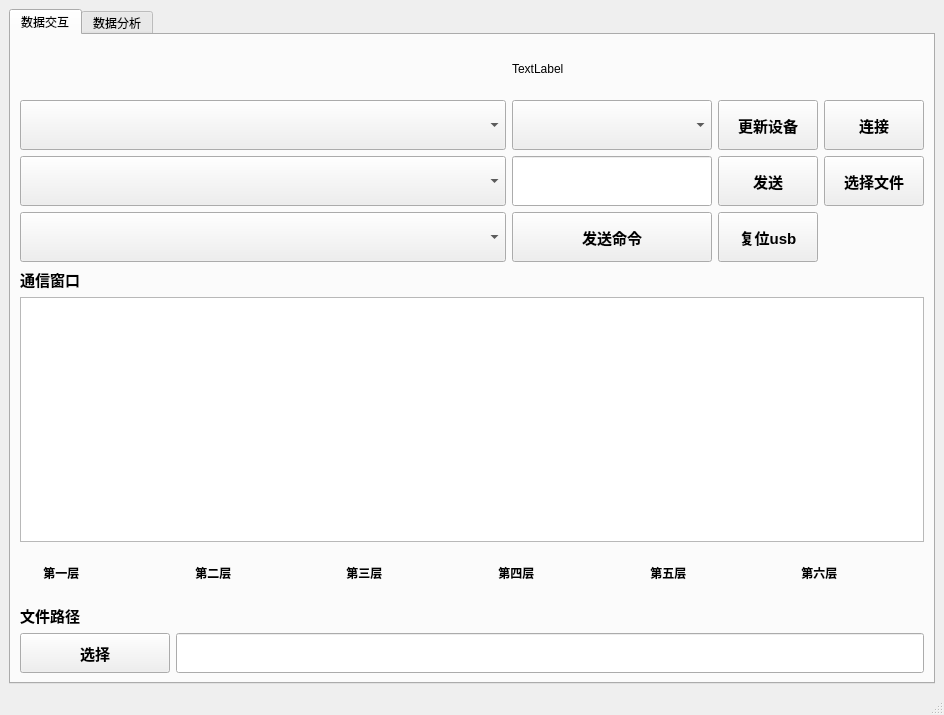
jw-1404/usb_app2, file usb.ui: the form before one commit.
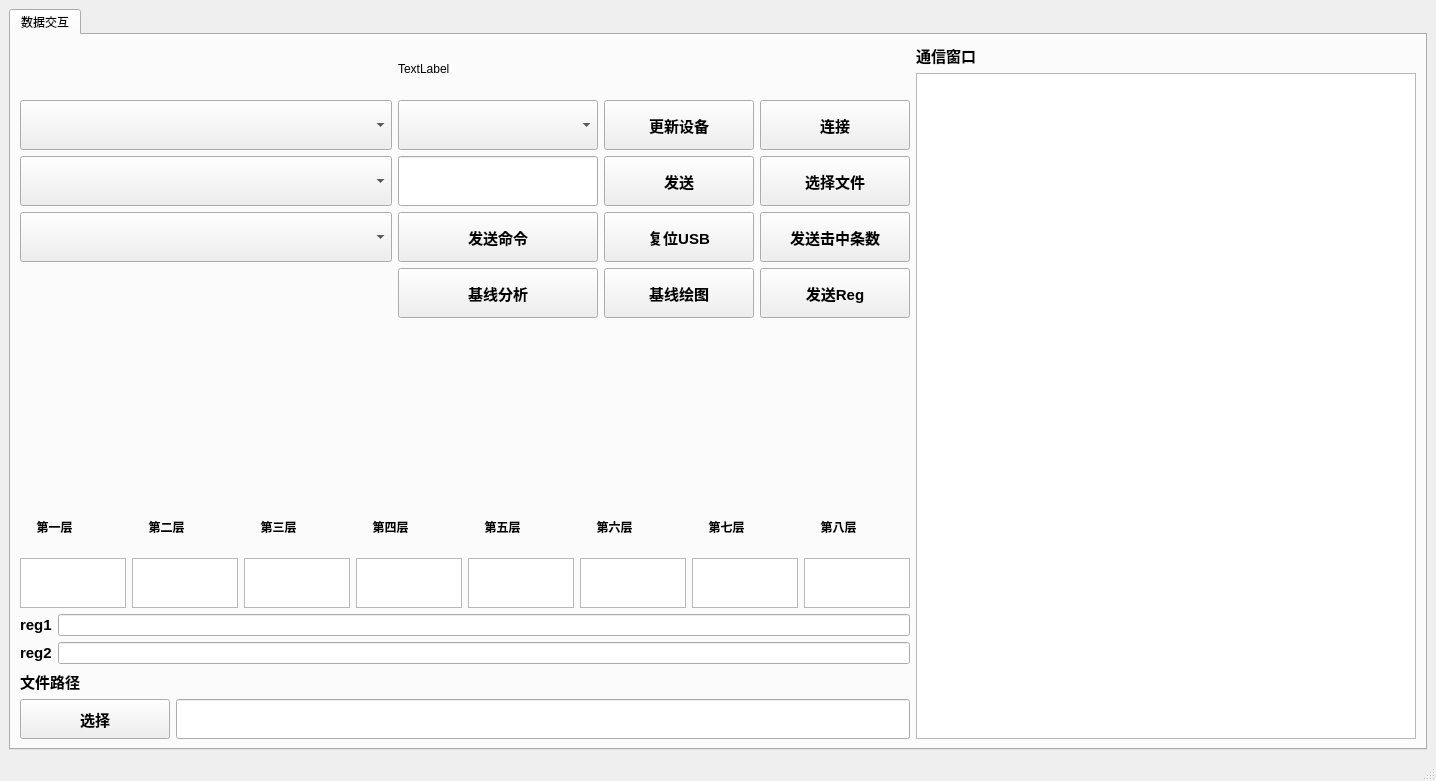
The form after the commit. The open tabs and pages were chosen to show the change. Icons and pictures are not drawn.

```diff
--- a/usb.ui
+++ b/usb.ui
@@ -6,8 +6,8 @@
    <rect>
     <x>0</x>
     <y>0</y>
-    <width>944</width>
-    <height>715</height>
+    <width>1436</width>
+    <height>781</height>
    </rect>
   </property>
   <property name="minimumSize">
@@ -28,15 +28,203 @@
     <item>
      <widget class="QTabWidget" name="tabWidget">
       <property name="currentIndex">
-       <number>1</number>
+       <number>0</number>
       </property>
       <widget class="QWidget" name="tab">
        <attribute name="title">
         <string>数据交互</string>
        </attribute>
-       <layout class="QVBoxLayout" name="verticalLayout">
+       <layout class="QHBoxLayout" name="horizontalLayout_12">
         <item>
+         <layout class="QGridLayout" name="gridLayout_6">
+          <item row="2" column="0">
+           <layout class="QHBoxLayout" name="horizontalLayout_5"/>
+          </item>
+          <item row="0" column="0">
          <layout class="QGridLayout" name="gridLayout">
+            <item row="3" column="1">
+             <widget class="QPushButton" name="button_command_send">
+              <property name="enabled">
+               <bool>true</bool>
+              </property>
+              <property name="minimumSize">
+               <size>
+                <width>0</width>
+                <height>50</height>
+               </size>
+              </property>
+              <property name="font">
+               <font>
+                <pointsize>11</pointsize>
+                <weight>75</weight>
+                <bold>true</bold>
+               </font>
+              </property>
+              <property name="text">
+               <string>发送命令</string>
+              </property>
+             </widget>
+            </item>
+            <item row="2" column="2">
+             <widget class="QPushButton" name="button_send">
+              <property name="minimumSize">
+               <size>
+                <width>0</width>
+                <height>50</height>
+               </size>
+              </property>
+              <property name="font">
+               <font>
+                <pointsize>11</pointsize>
+                <weight>75</weight>
+                <bold>true</bold>
+               </font>
+              </property>
+              <property name="text">
+               <string>发送</string>
+              </property>
+             </widget>
+            </item>
+            <item row="2" column="1">
+             <widget class="QLineEdit" name="lineedit_for_send">
+              <property name="minimumSize">
+               <size>
+                <width>0</width>
+                <height>50</height>
+               </size>
+              </property>
+             </widget>
+            </item>
+            <item row="1" column="3">
+             <widget class="QPushButton" name="button_connect">
+              <property name="enabled">
+               <bool>true</bool>
+              </property>
+              <property name="minimumSize">
+               <size>
+                <width>100</width>
+                <height>50</height>
+               </size>
+              </property>
+              <property name="font">
+               <font>
+                <pointsize>11</pointsize>
+                <weight>75</weight>
+                <bold>true</bold>
+               </font>
+              </property>
+              <property name="text">
+               <string>连接</string>
+              </property>
+             </widget>
+            </item>
+            <item row="4" column="2">
+             <widget class="QPushButton" name="pushButton_analyze">
+              <property name="minimumSize">
+               <size>
+                <width>150</width>
+                <height>50</height>
+               </size>
+              </property>
+              <property name="font">
+               <font>
+                <pointsize>11</pointsize>
+                <weight>75</weight>
+                <bold>true</bold>
+               </font>
+              </property>
+              <property name="text">
+               <string>基线绘图</string>
+              </property>
+             </widget>
+            </item>
+            <item row="1" column="0">
+             <widget class="QComboBox" name="combox_device_lists">
+              <property name="minimumSize">
+               <size>
+                <width>50</width>
+                <height>50</height>
+               </size>
+              </property>
+             </widget>
+            </item>
+            <item row="2" column="3">
+             <widget class="QPushButton" name="button_config">
+              <property name="minimumSize">
+               <size>
+                <width>0</width>
+                <height>50</height>
+               </size>
+              </property>
+              <property name="font">
+               <font>
+                <pointsize>11</pointsize>
+                <weight>75</weight>
+                <bold>true</bold>
+               </font>
+              </property>
+              <property name="text">
+               <string>选择文件</string>
+              </property>
+             </widget>
+            </item>
+            <item row="2" column="0">
+             <widget class="QComboBox" name="comboBox123">
+              <property name="sizePolicy">
+               <sizepolicy hsizetype="Minimum" vsizetype="Minimum">
+                <horstretch>200</horstretch>
+                <verstretch>0</verstretch>
+               </sizepolicy>
+              </property>
+              <property name="minimumSize">
+               <size>
+                <width>100</width>
+                <height>50</height>
+               </size>
+              </property>
+             </widget>
+            </item>
+            <item row="3" column="3">
+             <widget class="QPushButton" name="button_send_custom_th">
+              <property name="minimumSize">
+               <size>
+                <width>150</width>
+                <height>50</height>
+               </size>
+              </property>
+              <property name="font">
+               <font>
+                <pointsize>11</pointsize>
+                <weight>75</weight>
+                <bold>true</bold>
+               </font>
+              </property>
+              <property name="text">
+               <string>发送击中条数</string>
+              </property>
+             </widget>
+            </item>
+            <item row="4" column="1">
+             <widget class="QPushButton" name="button_analyze">
+              <property name="minimumSize">
+               <size>
+                <width>150</width>
+                <height>50</height>
+               </size>
+              </property>
+              <property name="font">
+               <font>
+                <family>Adobe Ming Std</family>
+                <pointsize>11</pointsize>
+                <weight>75</weight>
+                <bold>true</bold>
+               </font>
+              </property>
+              <property name="text">
+               <string>基线分析</string>
+              </property>
+             </widget>
+            </item>
           <item row="1" column="2">
            <widget class="QPushButton" name="button_update">
             <property name="enabled">
@@ -51,6 +239,7 @@
             <property name="font">
              <font>
               <pointsize>11</pointsize>
+                <weight>75</weight>
               <italic>false</italic>
               <bold>true</bold>
              </font>
@@ -60,6 +249,50 @@
             </property>
            </widget>
           </item>
+            <item row="0" column="1">
+             <widget class="QLabel" name="label_time">
+              <property name="text">
+               <string>TextLabel</string>
+              </property>
+             </widget>
+            </item>
+            <item row="3" column="0">
+             <widget class="QComboBox" name="combox_commands">
+              <property name="minimumSize">
+               <size>
+                <width>0</width>
+                <height>50</height>
+               </size>
+              </property>
+              <property name="font">
+               <font>
+                <pointsize>13</pointsize>
+                <weight>75</weight>
+                <bold>true</bold>
+               </font>
+              </property>
+             </widget>
+            </item>
+            <item row="4" column="3">
+             <widget class="QPushButton" name="pushButton_send_regs">
+              <property name="minimumSize">
+               <size>
+                <width>0</width>
+                <height>50</height>
+               </size>
+              </property>
+              <property name="font">
+               <font>
+                <pointsize>11</pointsize>
+                <weight>75</weight>
+                <bold>true</bold>
+               </font>
+              </property>
+              <property name="text">
+               <string>发送Reg</string>
+              </property>
+             </widget>
+            </item>
           <item row="0" column="0">
            <widget class="QLabel" name="QLABEL">
             <property name="minimumSize">
@@ -76,8 +309,8 @@
             </property>
            </widget>
           </item>
-          <item row="2" column="3">
-           <widget class="QPushButton" name="button_config">
+            <item row="3" column="2">
+             <widget class="QPushButton" name="pushButton_reset_usb">
             <property name="minimumSize">
              <size>
               <width>0</width>
@@ -87,82 +320,12 @@
             <property name="font">
              <font>
               <pointsize>11</pointsize>
+                <weight>75</weight>
               <bold>true</bold>
              </font>
             </property>
             <property name="text">
-             <string>选择文件</string>
-            </property>
-           </widget>
-          </item>
-          <item row="3" column="0">
-           <widget class="QComboBox" name="combox_commands">
-            <property name="minimumSize">
-             <size>
-              <width>0</width>
-              <height>50</height>
-             </size>
-            </property>
-            <property name="font">
-             <font>
-              <pointsize>13</pointsize>
-              <bold>true</bold>
-             </font>
-            </property>
-           </widget>
-          </item>
-          <item row="2" column="1">
-           <widget class="QLineEdit" name="lineedit_for_send">
-            <property name="minimumSize">
-             <size>
-              <width>0</width>
-              <height>50</height>
-             </size>
-            </property>
-           </widget>
-          </item>
-          <item row="2" column="0">
-           <widget class="QComboBox" name="comboBox123">
-            <property name="sizePolicy">
-             <sizepolicy hsizetype="Minimum" vsizetype="Minimum">
-              <horstretch>200</horstretch>
-              <verstretch>0</verstretch>
-             </sizepolicy>
-            </property>
-            <property name="minimumSize">
-             <size>
-              <width>100</width>
-              <height>50</height>
-             </size>
-            </property>
-           </widget>
-          </item>
-          <item row="1" column="0">
-           <widget class="QComboBox" name="combox_device_lists">
-            <property name="minimumSize">
-             <size>
-              <width>50</width>
-              <height>50</height>
-             </size>
-            </property>
-           </widget>
-          </item>
-          <item row="2" column="2">
-           <widget class="QPushButton" name="button_send">
-            <property name="minimumSize">
-             <size>
-              <width>0</width>
-              <height>50</height>
-             </size>
-            </property>
-            <property name="font">
-             <font>
-              <pointsize>11</pointsize>
-              <bold>true</bold>
-             </font>
-            </property>
-            <property name="text">
-             <string>发送</string>
+               <string>复位USB</string>
             </property>
            </widget>
           </item>
@@ -182,242 +345,140 @@
             </property>
            </widget>
           </item>
-          <item row="3" column="1">
-           <widget class="QPushButton" name="button_command_send">
-            <property name="enabled">
-             <bool>true</bool>
-            </property>
+           </layout>
+          </item>
+          <item row="4" column="0">
+           <layout class="QGridLayout" name="gridLayout_4">
+            <item row="1" column="0">
+             <layout class="QHBoxLayout" name="horizontalLayout_4">
+              <item>
+               <widget class="QTextEdit" name="textEdit6">
             <property name="minimumSize">
              <size>
               <width>0</width>
-              <height>50</height>
-             </size>
-            </property>
-            <property name="font">
-             <font>
-              <pointsize>11</pointsize>
-              <bold>true</bold>
-             </font>
-            </property>
-            <property name="text">
-             <string>发送命令</string>
-            </property>
-           </widget>
-          </item>
-          <item row="1" column="3">
-           <widget class="QPushButton" name="button_connect">
-            <property name="enabled">
-             <bool>true</bool>
-            </property>
-            <property name="minimumSize">
+                  <height>10</height>
+                 </size>
+                </property>
+                <property name="maximumSize">
              <size>
-              <width>100</width>
+                  <width>16777215</width>
               <height>50</height>
              </size>
             </property>
-            <property name="font">
-             <font>
-              <pointsize>11</pointsize>
-              <bold>true</bold>
-             </font>
-            </property>
-            <property name="text">
-             <string>连接</string>
-            </property>
-           </widget>
-          </item>
-          <item row="0" column="1">
-           <widget class="QLabel" name="label_time">
-            <property name="text">
-             <string>TextLabel</string>
-            </property>
-           </widget>
-          </item>
-          <item row="3" column="2">
-           <widget class="QPushButton" name="pushButton_reset_usb">
+               </widget>
+              </item>
+              <item>
+               <widget class="QTextEdit" name="textEdit7">
             <property name="minimumSize">
              <size>
               <width>0</width>
+                  <height>10</height>
+                 </size>
+                </property>
+                <property name="maximumSize">
+                 <size>
+                  <width>16777215</width>
               <height>50</height>
              </size>
             </property>
-            <property name="font">
-             <font>
-              <pointsize>11</pointsize>
-              <bold>true</bold>
-             </font>
-            </property>
-            <property name="text">
-             <string>复位usb</string>
-            </property>
-           </widget>
-          </item>
-         </layout>
-        </item>
+               </widget>
+              </item>
         <item>
-         <widget class="QLabel" name="label">
+               <widget class="QTextEdit" name="textEdit8">
           <property name="minimumSize">
            <size>
             <width>0</width>
-            <height>20</height>
-           </size>
-          </property>
-          <property name="font">
-           <font>
-            <pointsize>11</pointsize>
-            <bold>true</bold>
-           </font>
-          </property>
-          <property name="text">
-           <string>通信窗口</string>
-          </property>
+                  <height>10</height>
+                 </size>
+                </property>
+                <property name="maximumSize">
+                 <size>
+                  <width>16777215</width>
+                  <height>50</height>
+                 </size>
+                </property>
          </widget>
         </item>
         <item>
-         <widget class="QTextEdit" name="text_logger">
-          <property name="sizePolicy">
-           <sizepolicy hsizetype="Expanding" vsizetype="Expanding">
-            <horstretch>0</horstretch>
-            <verstretch>0</verstretch>
-           </sizepolicy>
-          </property>
+               <widget class="QTextEdit" name="textEdit9">
           <property name="minimumSize">
            <size>
             <width>0</width>
-            <height>0</height>
-           </size>
-          </property>
-          <property name="readOnly">
-           <bool>true</bool>
-          </property>
-         </widget>
-        </item>
-        <item>
-         <layout class="QHBoxLayout" name="horizontalLayout_2">
-          <item>
-           <widget class="QLabel" name="label_1">
-            <property name="minimumSize">
+                  <height>10</height>
+                 </size>
+                </property>
+                <property name="maximumSize">
              <size>
-              <width>0</width>
+                  <width>16777215</width>
               <height>50</height>
              </size>
             </property>
-            <property name="font">
-             <font>
-              <bold>true</bold>
-             </font>
-            </property>
-            <property name="text">
-             <string>       第一层</string>
-            </property>
            </widget>
           </item>
           <item>
-           <widget class="QLabel" name="label_2">
+               <widget class="QTextEdit" name="textEdit10">
             <property name="minimumSize">
              <size>
               <width>0</width>
+                  <height>10</height>
+                 </size>
+                </property>
+                <property name="maximumSize">
+                 <size>
+                  <width>16777215</width>
               <height>50</height>
              </size>
             </property>
-            <property name="font">
-             <font>
-              <bold>true</bold>
-             </font>
-            </property>
-            <property name="text">
-             <string>       第二层</string>
-            </property>
            </widget>
           </item>
           <item>
-           <widget class="QLabel" name="label_3">
+               <widget class="QTextEdit" name="textEdit11">
             <property name="minimumSize">
              <size>
               <width>0</width>
               <height>50</height>
              </size>
             </property>
-            <property name="font">
-             <font>
-              <bold>true</bold>
-             </font>
-            </property>
-            <property name="text">
-             <string>       第三层</string>
-            </property>
-           </widget>
-          </item>
-          <item>
-           <widget class="QLabel" name="label_4">
-            <property name="minimumSize">
+                <property name="maximumSize">
              <size>
-              <width>0</width>
+                  <width>16777215</width>
               <height>50</height>
              </size>
             </property>
-            <property name="font">
-             <font>
-              <bold>true</bold>
-             </font>
-            </property>
-            <property name="text">
-             <string>       第四层</string>
-            </property>
            </widget>
           </item>
           <item>
-           <widget class="QLabel" name="label_5">
+               <widget class="QTextEdit" name="textEdit12">
             <property name="minimumSize">
              <size>
               <width>0</width>
+                  <height>10</height>
+                 </size>
+                </property>
+                <property name="maximumSize">
+                 <size>
+                  <width>16777215</width>
               <height>50</height>
              </size>
             </property>
-            <property name="font">
-             <font>
-              <bold>true</bold>
-             </font>
-            </property>
-            <property name="text">
-             <string>       第五层</string>
-            </property>
            </widget>
           </item>
           <item>
-           <widget class="QLabel" name="label_6">
-            <property name="minimumSize">
+               <widget class="QTextEdit" name="textEdit13">
+                <property name="maximumSize">
              <size>
-              <width>0</width>
+                  <width>16777215</width>
               <height>50</height>
              </size>
             </property>
-            <property name="font">
-             <font>
-              <bold>true</bold>
-             </font>
-            </property>
-            <property name="text">
-             <string>       第六层</string>
-            </property>
-           </widget>
-          </item>
-         </layout>
-        </item>
+               </widget>
+              </item>
         <item>
-         <widget class="QLabel" name="label_14">
-          <property name="font">
-           <font>
-            <pointsize>11</pointsize>
-            <bold>true</bold>
-           </font>
-          </property>
-          <property name="text">
-           <string>文件路径</string>
-          </property>
-         </widget>
-        </item>
-        <item>
+               <layout class="QHBoxLayout" name="horizontalLayout"/>
+              </item>
+             </layout>
+            </item>
+            <item row="5" column="0">
          <layout class="QHBoxLayout" name="horizontalLayout_7">
           <item>
            <widget class="QPushButton" name="pushButton_select">
@@ -430,6 +491,7 @@
             <property name="font">
              <font>
               <pointsize>11</pointsize>
+                  <weight>75</weight>
               <bold>true</bold>
              </font>
             </property>
@@ -450,26 +512,10 @@
           </item>
          </layout>
         </item>
-       </layout>
-      </widget>
-      <widget class="QWidget" name="tab_2">
-       <attribute name="title">
-        <string>数据分析</string>
-       </attribute>
-       <widget class="QWidget" name="gridLayoutWidget">
-        <property name="geometry">
-         <rect>
-          <x>0</x>
-          <y>10</y>
-          <width>911</width>
-          <height>121</height>
-         </rect>
-        </property>
-        <layout class="QGridLayout" name="gridLayout_2">
          <item row="0" column="0">
-          <layout class="QHBoxLayout" name="horizontalLayout_3">
+             <layout class="QHBoxLayout" name="horizontalLayout_2">
            <item>
-            <widget class="QLabel" name="label_7">
+               <widget class="QLabel" name="label_1">
              <property name="minimumSize">
               <size>
                <width>0</width>
@@ -478,6 +524,7 @@
              </property>
              <property name="font">
               <font>
+                  <weight>75</weight>
                <bold>true</bold>
               </font>
              </property>
@@ -487,7 +534,7 @@
             </widget>
            </item>
            <item>
-            <widget class="QLabel" name="label_8">
+               <widget class="QLabel" name="label_2">
              <property name="minimumSize">
               <size>
                <width>0</width>
@@ -496,6 +543,7 @@
              </property>
              <property name="font">
               <font>
+                  <weight>75</weight>
                <bold>true</bold>
               </font>
              </property>
@@ -505,7 +553,7 @@
             </widget>
            </item>
            <item>
-            <widget class="QLabel" name="label_9">
+               <widget class="QLabel" name="label_3">
              <property name="minimumSize">
               <size>
                <width>0</width>
@@ -514,6 +562,7 @@
              </property>
              <property name="font">
               <font>
+                  <weight>75</weight>
                <bold>true</bold>
               </font>
              </property>
@@ -523,7 +572,7 @@
             </widget>
            </item>
            <item>
-            <widget class="QLabel" name="label_10">
+               <widget class="QLabel" name="label_4">
              <property name="minimumSize">
               <size>
                <width>0</width>
@@ -532,6 +581,7 @@
              </property>
              <property name="font">
               <font>
+                  <weight>75</weight>
                <bold>true</bold>
               </font>
              </property>
@@ -541,7 +591,7 @@
             </widget>
            </item>
            <item>
-            <widget class="QLabel" name="label_11">
+               <widget class="QLabel" name="label_5">
              <property name="minimumSize">
               <size>
                <width>0</width>
@@ -550,6 +600,7 @@
              </property>
              <property name="font">
               <font>
+                  <weight>75</weight>
                <bold>true</bold>
               </font>
              </property>
@@ -559,7 +610,7 @@
             </widget>
            </item>
            <item>
-            <widget class="QLabel" name="label_12">
+               <widget class="QLabel" name="label_6">
              <property name="minimumSize">
               <size>
                <width>0</width>
@@ -568,6 +619,7 @@
              </property>
              <property name="font">
               <font>
+                  <weight>75</weight>
                <bold>true</bold>
               </font>
              </property>
@@ -576,198 +628,42 @@
              </property>
             </widget>
            </item>
-          </layout>
-         </item>
-         <item row="1" column="0">
-          <layout class="QHBoxLayout" name="horizontalLayout_4">
            <item>
-            <widget class="QTextEdit" name="textEdit6">
-             <property name="minimumSize">
-              <size>
-               <width>0</width>
-               <height>10</height>
-              </size>
-             </property>
-            </widget>
-           </item>
-           <item>
-            <widget class="QTextEdit" name="textEdit7">
-             <property name="minimumSize">
-              <size>
-               <width>0</width>
-               <height>10</height>
-              </size>
-             </property>
-            </widget>
-           </item>
-           <item>
-            <widget class="QTextEdit" name="textEdit8">
-             <property name="minimumSize">
-              <size>
-               <width>0</width>
-               <height>10</height>
-              </size>
-             </property>
-            </widget>
-           </item>
-           <item>
-            <widget class="QTextEdit" name="textEdit9">
-             <property name="minimumSize">
-              <size>
-               <width>0</width>
-               <height>10</height>
-              </size>
-             </property>
-            </widget>
-           </item>
-           <item>
-            <widget class="QTextEdit" name="textEdit10">
-             <property name="minimumSize">
-              <size>
-               <width>0</width>
-               <height>10</height>
-              </size>
-             </property>
-            </widget>
-           </item>
-           <item>
-            <widget class="QTextEdit" name="textEdit12">
-             <property name="minimumSize">
-              <size>
-               <width>0</width>
-               <height>10</height>
-              </size>
-             </property>
-            </widget>
-           </item>
-           <item>
-            <layout class="QHBoxLayout" name="horizontalLayout"/>
-           </item>
-          </layout>
-         </item>
-        </layout>
-       </widget>
-       <widget class="QWidget" name="horizontalLayoutWidget">
-        <property name="geometry">
-         <rect>
-          <x>0</x>
-          <y>140</y>
-          <width>464</width>
-          <height>80</height>
-         </rect>
-        </property>
-        <layout class="QHBoxLayout" name="horizontalLayout_5">
-         <item>
-          <widget class="QPushButton" name="button_send_custom_th">
-           <property name="minimumSize">
-            <size>
-             <width>150</width>
-             <height>50</height>
-            </size>
-           </property>
+               <widget class="QLabel" name="label_7">
            <property name="font">
             <font>
-             <pointsize>11</pointsize>
+                  <weight>75</weight>
              <bold>true</bold>
             </font>
            </property>
            <property name="text">
-            <string>发送击中条数</string>
+                 <string>     第七层</string>
            </property>
           </widget>
          </item>
          <item>
-          <widget class="QPushButton" name="button_analyze">
-           <property name="minimumSize">
-            <size>
-             <width>150</width>
-             <height>50</height>
-            </size>
-           </property>
+               <widget class="QLabel" name="label_8">
            <property name="font">
             <font>
-             <family>Adobe Ming Std</family>
-             <pointsize>11</pointsize>
+                  <weight>75</weight>
              <bold>true</bold>
             </font>
            </property>
            <property name="text">
-            <string>基线分析</string>
+                 <string>     第八层</string>
            </property>
           </widget>
          </item>
-         <item>
-          <widget class="QPushButton" name="pushButton_analyze">
-           <property name="minimumSize">
-            <size>
-             <width>150</width>
-             <height>50</height>
-            </size>
-           </property>
-           <property name="font">
-            <font>
-             <pointsize>11</pointsize>
-             <bold>true</bold>
-            </font>
-           </property>
-           <property name="text">
-            <string>基线绘图</string>
-           </property>
-          </widget>
-         </item>
-        </layout>
-       </widget>
-       <widget class="QLineEdit" name="lineEdit_reg1">
-        <property name="geometry">
-         <rect>
-          <x>90</x>
-          <y>230</y>
-          <width>131</width>
-          <height>41</height>
-         </rect>
-        </property>
-       </widget>
-       <widget class="QLineEdit" name="lineEdit_reg2">
-        <property name="geometry">
-         <rect>
-          <x>90</x>
-          <y>290</y>
-          <width>131</width>
-          <height>41</height>
-         </rect>
-        </property>
-       </widget>
-       <widget class="QPushButton" name="pushButton_send_regs">
-        <property name="geometry">
-         <rect>
-          <x>230</x>
-          <y>230</y>
-          <width>111</width>
-          <height>51</height>
-         </rect>
-        </property>
+             </layout>
+            </item>
+            <item row="3" column="0">
+             <layout class="QGridLayout" name="gridLayout_10">
+              <item row="0" column="0">
+               <widget class="QLabel" name="label_17">
         <property name="font">
          <font>
           <pointsize>11</pointsize>
-          <bold>true</bold>
-         </font>
-        </property>
-        <property name="text">
-         <string>发送</string>
-        </property>
-       </widget>
-       <widget class="QLabel" name="label_13">
-        <property name="geometry">
-         <rect>
-          <x>10</x>
-          <y>240</y>
-          <width>71</width>
-          <height>31</height>
-         </rect>
-        </property>
-        <property name="font">
-         <font>
-          <pointsize>11</pointsize>
+                  <weight>75</weight>
           <bold>true</bold>
          </font>
         </property>
@@ -775,18 +671,19 @@
          <string>reg1</string>
         </property>
        </widget>
-       <widget class="QLabel" name="label_15">
-        <property name="geometry">
-         <rect>
-          <x>10</x>
-          <y>300</y>
-          <width>71</width>
-          <height>31</height>
-         </rect>
-        </property>
+              </item>
+              <item row="0" column="1">
+               <widget class="QLineEdit" name="lineEdit_reg1"/>
+              </item>
+              <item row="1" column="1">
+               <widget class="QLineEdit" name="lineEdit_reg2"/>
+              </item>
+              <item row="1" column="0">
+               <widget class="QLabel" name="label_16">
         <property name="font">
          <font>
           <pointsize>11</pointsize>
+                  <weight>75</weight>
           <bold>true</bold>
          </font>
         </property>
@@ -794,6 +691,84 @@
          <string>reg2</string>
         </property>
        </widget>
+              </item>
+             </layout>
+            </item>
+            <item row="4" column="0">
+             <widget class="QLabel" name="label_14">
+              <property name="font">
+               <font>
+                <pointsize>11</pointsize>
+                <weight>75</weight>
+                <bold>true</bold>
+               </font>
+              </property>
+              <property name="text">
+               <string>文件路径</string>
+              </property>
+             </widget>
+            </item>
+           </layout>
+          </item>
+          <item row="1" column="0">
+           <spacer name="verticalSpacer">
+            <property name="orientation">
+             <enum>Qt::Vertical</enum>
+            </property>
+            <property name="sizeHint" stdset="0">
+             <size>
+              <width>20</width>
+              <height>40</height>
+             </size>
+            </property>
+           </spacer>
+          </item>
+         </layout>
+        </item>
+        <item>
+         <layout class="QGridLayout" name="gridLayout_5">
+          <item row="1" column="0">
+           <widget class="QTextEdit" name="text_logger">
+            <property name="sizePolicy">
+             <sizepolicy hsizetype="Expanding" vsizetype="Expanding">
+              <horstretch>0</horstretch>
+              <verstretch>0</verstretch>
+             </sizepolicy>
+            </property>
+            <property name="minimumSize">
+             <size>
+              <width>500</width>
+              <height>0</height>
+             </size>
+            </property>
+            <property name="readOnly">
+             <bool>true</bool>
+            </property>
+           </widget>
+          </item>
+          <item row="0" column="0">
+           <widget class="QLabel" name="label">
+            <property name="minimumSize">
+             <size>
+              <width>0</width>
+              <height>20</height>
+             </size>
+            </property>
+            <property name="font">
+             <font>
+              <pointsize>11</pointsize>
+              <weight>75</weight>
+              <bold>true</bold>
+             </font>
+            </property>
+            <property name="text">
+             <string>通信窗口</string>
+            </property>
+           </widget>
+          </item>
+         </layout>
+        </item>
+       </layout>
       </widget>
      </widget>
     </item>
```
Lines whose indentation alone changed are shown as unchanged.
